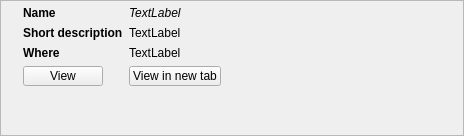
First picture: the form in weboob/applications/qcineoob/ui/miniperson.ui, repository laurentb/weboob, before the edit.
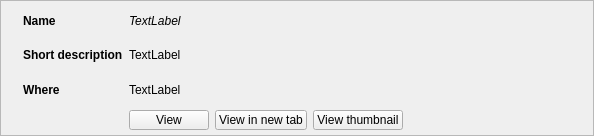
Second picture: the form after the edit.

Commit message: [qcineoob] add 'view thumbnail' for movie and person search results

```diff
--- a/weboob/applications/qcineoob/ui/miniperson.ui
+++ b/weboob/applications/qcineoob/ui/miniperson.ui
@@ -6,7 +6,7 @@
    <rect>
     <x>0</x>
     <y>0</y>
-    <width>464</width>
+    <width>594</width>
     <height>136</height>
    </rect>
   </property>
@@ -43,10 +43,7 @@
     </widget>
    </item>
    <item>
-    <layout class="QFormLayout" name="formLayout">
-     <property name="fieldGrowthPolicy">
-      <enum>QFormLayout::ExpandingFieldsGrow</enum>
-     </property>
+    <layout class="QGridLayout" name="gridLayout">
      <item row="0" column="0">
       <widget class="QLabel" name="label_5">
        <property name="font">
@@ -127,23 +124,15 @@
       </widget>
      </item>
      <item row="3" column="1">
-      <widget class="QPushButton" name="newTabButton">
-       <property name="maximumSize">
-        <size>
-         <width>16777215</width>
-         <height>20</height>
-        </size>
+      <layout class="QHBoxLayout" name="horizontalLayout_2">
+       <property name="leftMargin">
+        <number>0</number>
        </property>
-       <property name="text">
-        <string>View in new tab</string>
-       </property>
-      </widget>
-     </item>
-     <item row="3" column="0">
+       <item>
       <widget class="QPushButton" name="viewButton">
        <property name="maximumSize">
         <size>
-         <width>16777215</width>
+           <width>120</width>
          <height>20</height>
         </size>
        </property>
@@ -151,6 +140,47 @@
         <string>View</string>
        </property>
       </widget>
+       </item>
+       <item>
+        <widget class="QPushButton" name="newTabButton">
+         <property name="maximumSize">
+          <size>
+           <width>120</width>
+           <height>20</height>
+          </size>
+         </property>
+         <property name="text">
+          <string>View in new tab</string>
+         </property>
+        </widget>
+       </item>
+       <item>
+        <widget class="QPushButton" name="viewThumbnailButton">
+         <property name="maximumSize">
+          <size>
+           <width>120</width>
+           <height>20</height>
+          </size>
+         </property>
+         <property name="text">
+          <string>View thumbnail</string>
+         </property>
+        </widget>
+       </item>
+       <item>
+        <spacer name="horizontalSpacer">
+         <property name="orientation">
+          <enum>Qt::Horizontal</enum>
+         </property>
+         <property name="sizeHint" stdset="0">
+          <size>
+           <width>40</width>
+           <height>20</height>
+          </size>
+         </property>
+        </spacer>
+       </item>
+      </layout>
      </item>
     </layout>
    </item>
```
Lines whose indentation alone changed are shown as unchanged. The commit also changes 3 other files.
